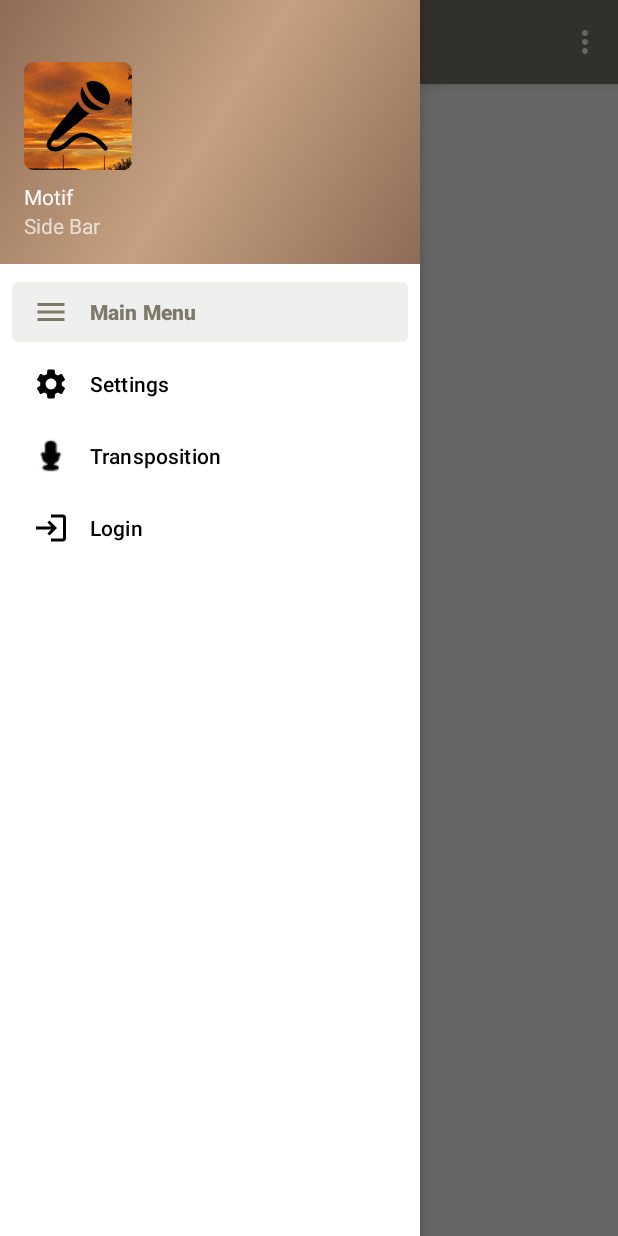
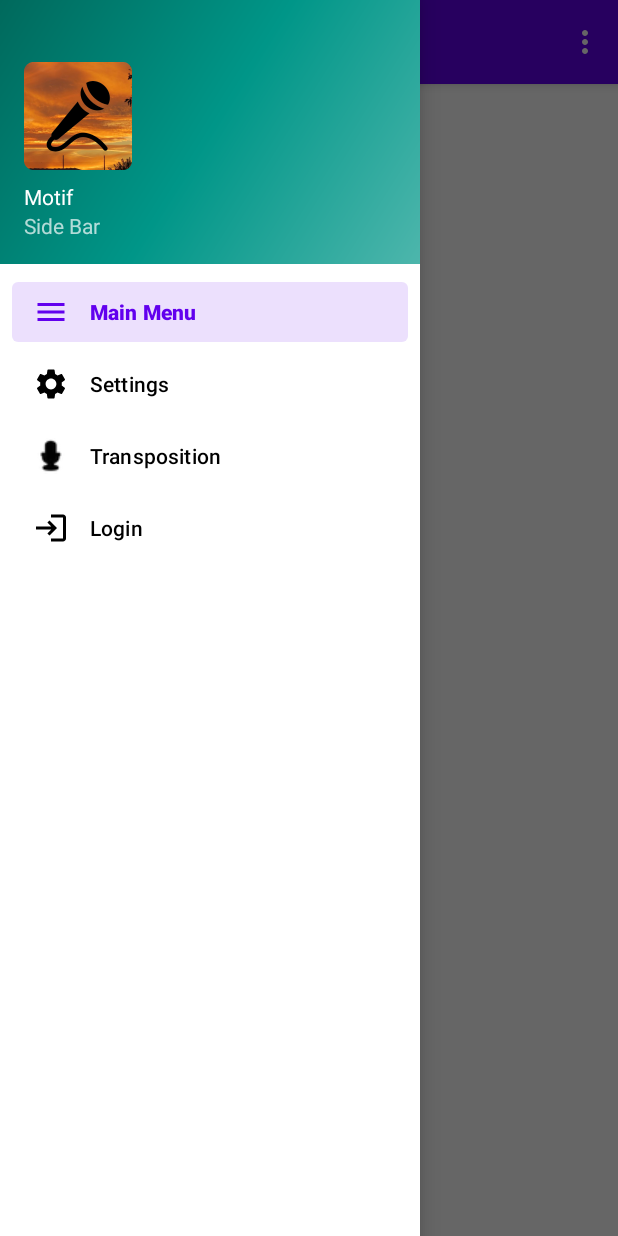
Before and after one commit to nhmllx/Motif, an Android app: the screen it shows after launch (MainActivity), with the side drawer open, on a phone screen of 412 x 824 dp. Run offline under Robolectric (Android 15) with nearby library versions, the phone set to English and light mode, and no system bars; our stand-ins replace navigation-ui.

Commit message:
Add files via upload

```diff
--- a/app/src/main/java/com/example/motif_application/ui/transpose/placeholder.java
+++ b/app/src/main/java/com/example/motif_application/ui/transpose/placeholder.java
@@ -1,4 +1,16 @@
 package com.example.motif_application.ui.transpose;
 
+import androidx.lifecycle.MutableLiveData;
+
 public class placeholder {
+    private final MutableLiveData<String> mText;
+
+    public placeholder() {
+        mText = new MutableLiveData<>();
+        mText.setValue("Main menu page");
+    }
+
+    public placeholder(MutableLiveData<String> mText) {
+        this.mText = mText;
+    }
 }
--- a/app/src/main/res/drawable/side_nav_bar.xml
+++ b/app/src/main/res/drawable/side_nav_bar.xml
@@ -2,8 +2,8 @@
     android:shape="rectangle">
     <gradient
         android:angle="135"
-        android:centerColor="#C6A180"
-        android:endColor="#8E6B58"
-        android:startColor="#8E6B58"
+        android:centerColor="#009688"
+        android:endColor="#00695C"
+        android:startColor="#4DB6AC"
         android:type="linear" />
 </shape>
--- a/app/src/main/res/values-night/themes.xml
+++ b/app/src/main/res/values-night/themes.xml
@@ -6,8 +6,8 @@
         <item name="colorPrimaryVariant">@color/purple_700</item>
         <item name="colorOnPrimary">@color/black</item>
         <!-- Secondary brand color. -->
-        <item name="colorSecondary">@color/sorrell_brown</item>
-        <item name="colorSecondaryVariant">@color/sorrell_brown</item>
+        <item name="colorSecondary">@color/teal_200</item>
+        <item name="colorSecondaryVariant">@color/teal_200</item>
         <item name="colorOnSecondary">@color/black</item>
         <!-- Status bar color. -->
         <item name="android:statusBarColor">?attr/colorPrimaryVariant</item>
--- a/app/src/main/res/values/colors.xml
+++ b/app/src/main/res/values/colors.xml
@@ -1,10 +1,10 @@
 <?xml version="1.0" encoding="utf-8"?>
 <resources>
-    <color name="purple_200">#FF7E796A</color>
-    <color name="purple_500">#FFf5f4f3</color>
-    <color name="purple_700">#FF384042</color>
-    <color name="sorrell_brown">#FFc6a180</color>
-    <color name="teal_700">#FF8e6b58</color>
+    <color name="purple_200">#FFBB86FC</color>
+    <color name="purple_500">#FF6200EE</color>
+    <color name="purple_700">#FF3700B3</color>
+    <color name="teal_200">#FF03DAC5</color>
+    <color name="teal_700">#FF018786</color>
     <color name="black">#FF000000</color>
     <color name="white">#FFFFFFFF</color>
 </resources>
--- a/app/src/main/res/values/themes.xml
+++ b/app/src/main/res/values/themes.xml
@@ -2,11 +2,11 @@
     <!-- Base application theme. -->
     <style name="Theme.Motif_Application" parent="Theme.MaterialComponents.DayNight.DarkActionBar">
         <!-- Primary brand color. -->
-        <item name="colorPrimary">@color/purple_200</item>
+        <item name="colorPrimary">@color/purple_500</item>
         <item name="colorPrimaryVariant">@color/purple_700</item>
         <item name="colorOnPrimary">@color/white</item>
         <!-- Secondary brand color. -->
-        <item name="colorSecondary">@color/sorrell_brown</item>
+        <item name="colorSecondary">@color/teal_200</item>
         <item name="colorSecondaryVariant">@color/teal_700</item>
         <item name="colorOnSecondary">@color/black</item>
         <!-- Status bar color. -->
```
